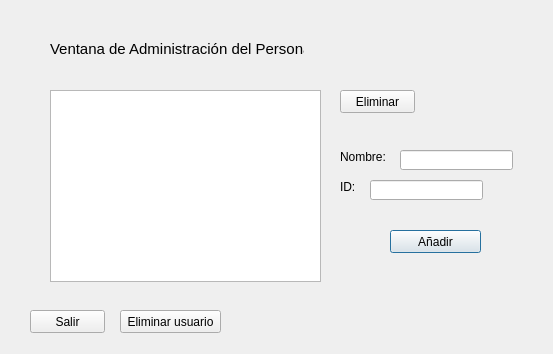
First picture: the form in ventanaadmin.ui, repository GrageraE/DatosPersonal, before the edit.
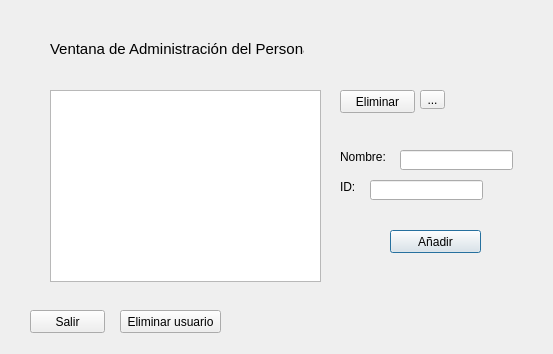
Second picture: the form after the edit.

Diff of the .ui file:
```diff
--- a/ventanaadmin.ui
+++ b/ventanaadmin.ui
@@ -167,6 +167,19 @@
     <string/>
    </property>
   </widget>
+  <widget class="QToolButton" name="toolButton">
+   <property name="geometry">
+    <rect>
+     <x>420</x>
+     <y>90</y>
+     <width>25</width>
+     <height>19</height>
+    </rect>
+   </property>
+   <property name="text">
+    <string>...</string>
+   </property>
+  </widget>
  </widget>
  <resources/>
  <connections/>
```
